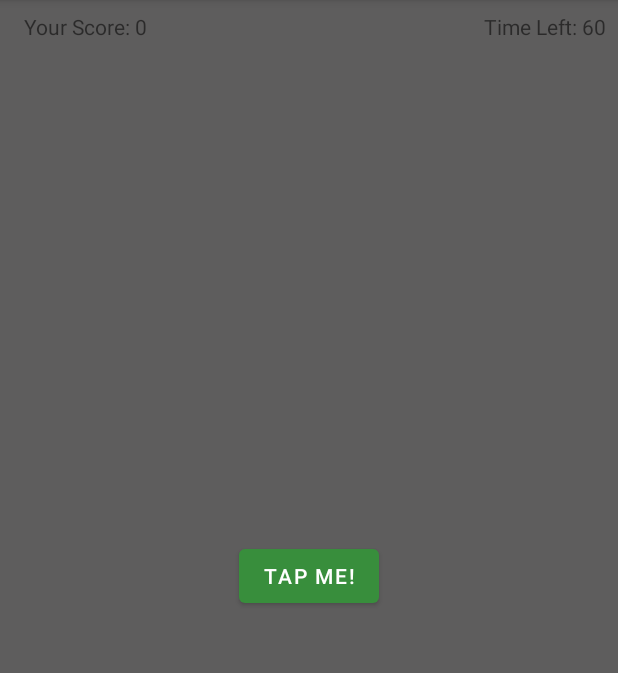
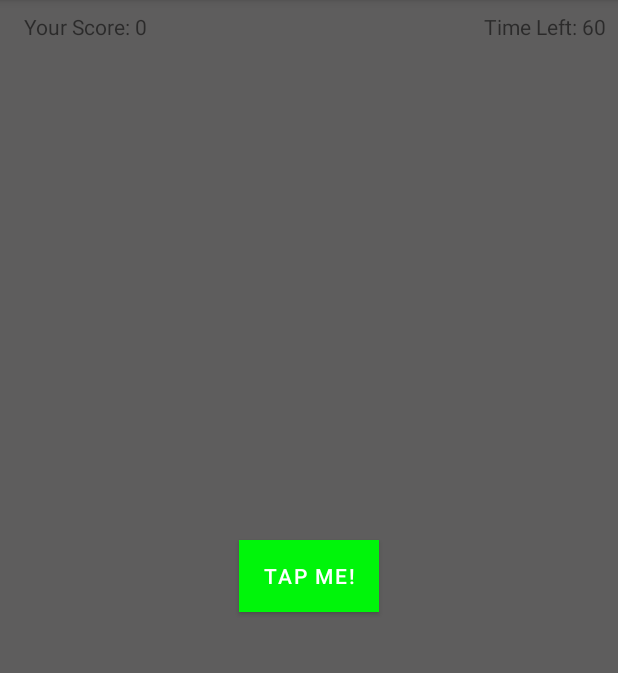
Before and after one commit to Sebastien-Remy/Android-RW-01-TimeFighter, an Android app: the screen it shows after launch (MainActivity), on a phone screen of 412 x 824 dp, the part 84-757 px from its top. Run offline under Robolectric (Android 15) with nearby library versions, the phone set to English and light mode, and no system bars.

Commit message:
button color

```diff
--- a/app/src/main/res/layout/activity_main.xml
+++ b/app/src/main/res/layout/activity_main.xml
@@ -31,7 +31,10 @@
         android:id="@+id/tapMebutton"
         android:layout_width="wrap_content"
         android:layout_height="wrap_content"
+        android:background="#FFFFFF"
         android:text="@string/tapMe"
+        android:textColorLink="@color/black"
+        app:backgroundTint="@color/buttonBackground"
         app:layout_constraintBottom_toBottomOf="parent"
         app:layout_constraintEnd_toEndOf="parent"
         app:layout_constraintStart_toStartOf="parent"
--- /dev/null
+++ b/app/src/main/res/values-night/colors.xml
@@ -0,0 +1,4 @@
+<?xml version="1.0" encoding="utf-8"?>
+<resources>
+    <color name="buttonBackground">#00F50A</color>
+</resources>
--- a/app/src/main/res/values/colors.xml
+++ b/app/src/main/res/values/colors.xml
@@ -5,4 +5,5 @@
     <color name="backgroundColor">#5E5D5D</color>
     <color name="black">#FF000000</color>
     <color name="white">#FFFFFFFF</color>
+    <color name="buttonBackground">#00F50A</color>
 </resources>
```
